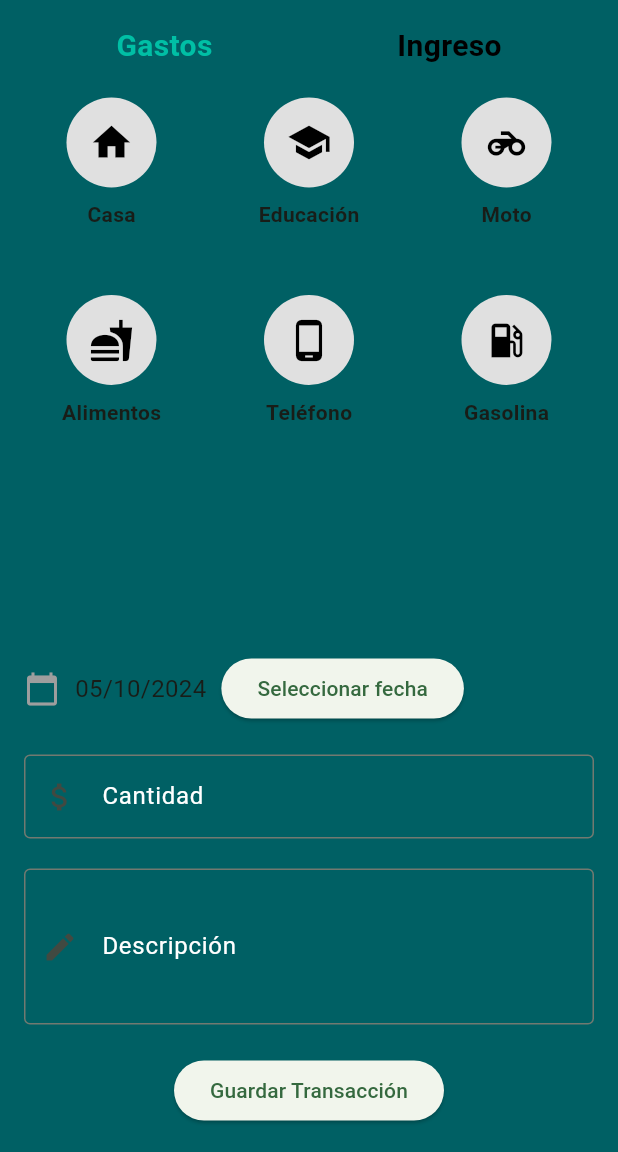
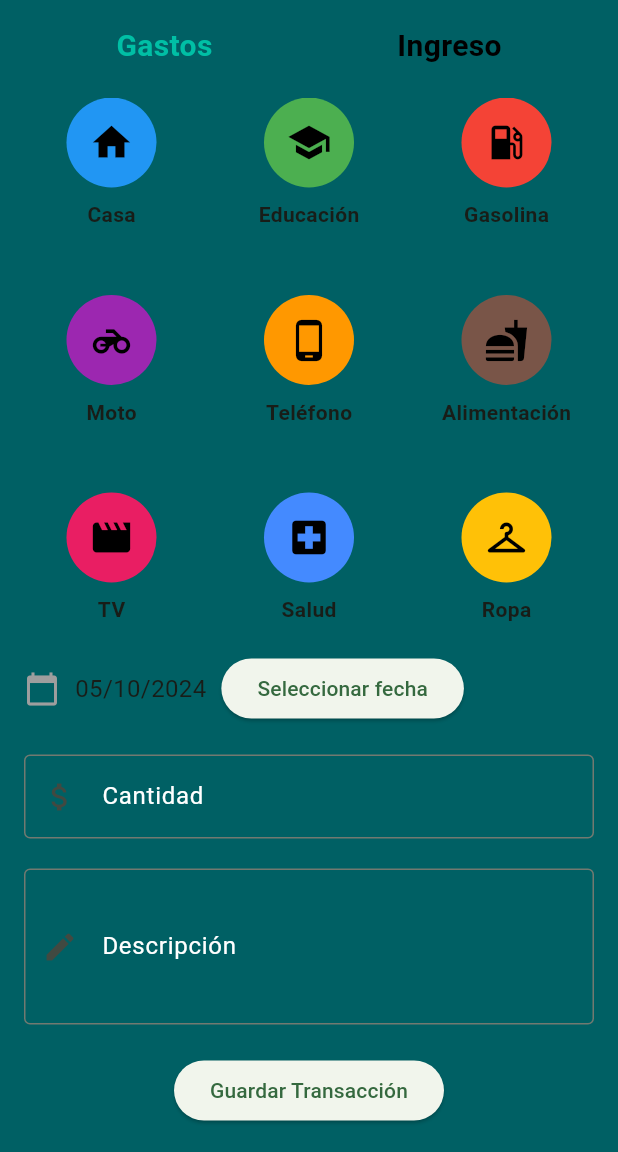
Before and after one commit to santiagocarrilloT/Byls, a Flutter app: the Transaccion screen opened by its route, on a phone screen of 412 x 824 dp, the part 84-1236 px from its top. Run offline on Flutter 3.47's test engine with Material 3 defaults, Android fonts, the phone set to English and light mode, and no system bars; our stand-ins replace flutter_colorpicker, font_awesome_flutter, go_router, supabase_flutter; accounts and stored records are empty.

Commit message:
creacion de frame y guardado en la BD de las categorias creadas por el usuario

```diff
--- a/lib/controllers/ingresos_controller.dart
+++ b/lib/controllers/ingresos_controller.dart
@@ -1,6 +1,7 @@
 import 'package:supabase_flutter/supabase_flutter.dart';
 
 class IngresosController {
+  //
   Future<void> createIngreso(String concepto, double monto) async {
     final user = Supabase.instance.client.auth.currentUser;
     final response = await Supabase.instance.client
--- /dev/null
+++ b/lib/models/categorias.dart
@@ -0,0 +1,40 @@
+import 'package:flutter/material.dart';
+
+// Clase de Categoría
+class Categoria {
+  final int id;
+  final String nombre;
+  final IconData icono;
+  final Color color;
+
+  Categoria({required this.id, required this.nombre, required this.icono, required this.color});
+}
+
+
+// Listas de categorías predefinidas para Gastos
+final List<Categoria> categoriasGasto = [
+  Categoria(id: 1, nombre: 'Casa', icono: Icons.home, color: Colors.blue),
+  Categoria(id: 2, nombre: 'Educación', icono: Icons.school, color: Colors.green),
+  Categoria(id: 3, nombre: 'Gasolina', icono: Icons.local_gas_station, color: Colors.red),
+  Categoria(id: 4, nombre: 'Moto', icono: Icons.motorcycle, color: Colors.purple),
+  Categoria(id: 5, nombre: 'Teléfono', icono: Icons.phone_android, color: Colors.orange),
+  Categoria(id: 6, nombre: 'Alimentación', icono: Icons.fastfood, color: Colors.brown),
+  Categoria(id: 7, nombre: 'TV', icono: Icons.movie, color: Colors.pink),
+  Categoria(id: 8, nombre: 'Salud', icono: Icons.local_hospital, color: Colors.blueAccent),
+  Categoria(id: 9, nombre: 'Ropa', icono: Icons.checkroom, color: Colors.amber),
+  Categoria(id: 10, nombre: 'Viajes', icono: Icons.airplanemode_active, color: Colors.lightBlue),
+  Categoria(id: 11, nombre: 'Suscripciones', icono: Icons.subscriptions, color: Colors.deepPurple),
+];
+
+// Listas de categorías predefinidas para Ingresos
+final List<Categoria> categoriasIngreso = [
+  Categoria(id: 12, nombre: 'Salario', icono: Icons.attach_money, color: Colors.teal),
+  Categoria(id: 13, nombre: 'Inversiones', icono: Icons.trending_up, color: Colors.orange),
+  Categoria(id: 14, nombre: 'Venta', icono: Icons.store, color: Colors.green),
+  Categoria(id: 15, nombre: 'Freelance', icono: Icons.work, color: Colors.indigo),
+  Categoria(id: 16, nombre: 'Regalos', icono: Icons.card_giftcard, color: Colors.redAccent),
+  Categoria(id: 17, nombre: 'Alquiler', icono: Icons.apartment, color: Colors.brown),
+  Categoria(id: 18, nombre: 'Bonificaciones', icono: Icons.star, color: Colors.yellow),
+  Categoria(id: 19, nombre: 'Intereses', icono: Icons.account_balance, color: Colors.tealAccent),
+  Categoria(id: 20, nombre: 'Dividendos', icono: Icons.paid, color: Colors.greenAccent),
+];
--- a/lib/router/routes.dart
+++ b/lib/router/routes.dart
@@ -1,4 +1,5 @@
 import 'package:byls_app/models/transacciones_model.dart';
+import 'package:byls_app/src/pages/crearCategoria.dart';
 import 'package:byls_app/src/pages/home.dart';
 import 'package:byls_app/src/pages/sigIn.dart';
 import 'package:byls_app/src/pages/signUp.dart';
@@ -110,5 +111,14 @@ class CustomRoutes {
         );
       },
     ),
+    GoRoute(
+      path: '/crearCategoria',
+      pageBuilder: (context, state) {
+        return MaterialPage(
+          key: state.pageKey,
+          child: CrearCategoriaScreen(),
+        );
+      },
+    ),
   ];
 }
--- a/lib/src/pages/app_entry.dart
+++ b/lib/src/pages/app_entry.dart
@@ -52,6 +52,7 @@ const _navBarItems = [
   BottomNavigationBarItem(
     icon: Icon(Icons.analytics_outlined),
     activeIcon: Icon(Icons.analytics),
+
     label: 'Gráficos',
   ),
   /* BottomNavigationBarItem(
--- a/lib/src/pages/home.dart
+++ b/lib/src/pages/home.dart
@@ -40,7 +40,7 @@ class _HomeState extends State<Home> {
     setState(() {
       cuentas = cuentasUsuario;
       if (cuentas.isNotEmpty) {
-        selectedCuentaId = cuentas[0].idCuenta;
+        selectedCuentaId = cuentas[3].idCuenta;
         fetchTransacciones(
             selectedCuentaId!); // Llama traer los ingresos de esa cuenta
       }
--- a/lib/src/pages/transaccion.dart
+++ b/lib/src/pages/transaccion.dart
@@ -6,6 +6,8 @@ import 'package:go_router/go_router.dart';
 import 'package:intl/intl.dart';
 import 'package:flutter/services.dart';
 import 'package:provider/provider.dart';
+import 'package:byls_app/src/pages/crearCategoria.dart';
+import 'package:byls_app/models/categorias.dart';
 
 class Transaccion extends StatefulWidget {
   const Transaccion({super.key});
@@ -14,31 +16,13 @@ class Transaccion extends StatefulWidget {
 }
 
 class _TransaccionState extends State<Transaccion> {
-  bool isGastosSelected = true; // Para alternar entre Gastos e Ingresos
-  String? selectedCategory; // Para almacenar la categoría seleccionada
-  DateTime selectedDate =
-      DateTime.now(); // Fecha seleccionada (por defecto, la actual)
-  final TextEditingController _cantidadController =
-      TextEditingController(); // Controlador para la cantidad
-  final TextEditingController _descripcionController =
-      TextEditingController(); // Controlador para la descripción
+  bool isGastosSelected = true; // Alternar entre Gastos e Ingresos
+  String? selectedCategory; // Categoría seleccionada
+  DateTime selectedDate = DateTime.now(); // Fecha seleccionada
+  final TextEditingController _cantidadController = TextEditingController();
+  final TextEditingController _descripcionController = TextEditingController();
 
-  final List<Map<String, dynamic>> gastos = [
-    {'nombre': 'Casa', 'icono': Icons.home, 'id': 1},
-    {'nombre': 'Educación', 'icono': Icons.school, 'id': 2},
-    {'nombre': 'Moto', 'icono': Icons.motorcycle, 'id': 3},
-    {'nombre': 'Alimentos', 'icono': Icons.fastfood, 'id': 4},
-    {'nombre': 'Teléfono', 'icono': Icons.phone_android, 'id': 5},
-    {'nombre': 'Gasolina', 'icono': Icons.local_gas_station, 'id': 6},
-  ];
-
-  final List<Map<String, dynamic>> ingresos = [
-    {'nombre': 'Salario', 'icono': Icons.attach_money, 'id': 7},
-    {'nombre': 'Venta', 'icono': Icons.store, 'id': 8},
-    {'nombre': 'Inversiones', 'icono': Icons.trending_up, 'id': 9},
-  ];
-
-  // Función para abrir el selector de fecha
+  //Función para seleccionar la fecha
   Future<void> _selectDate(BuildContext context) async {
     final DateTime? picked = await showDatePicker(
       context: context,
@@ -68,27 +52,24 @@ class _TransaccionState extends State<Transaccion> {
     }
 
     try {
-      final idCategoria = isGastosSelected
-          ? gastos.firstWhere((g) => g['nombre'] == selectedCategory)['id']
-          : ingresos.firstWhere((i) => i['nombre'] == selectedCategory)['id'];
-
+      final double cantidad = double.parse(_cantidadController.text);
       final tipoTransaccion = isGastosSelected ? 'Gasto' : 'Ingreso';
 
-      // Prints para depuración
-      print('Descripción: ${_descripcionController.text}');
-      print('ID Categoría: $idCategoria');
-      print('Monto: ${_cantidadController.text}');
-      print('Tipo de Transacción: $tipoTransaccion');
-      print('Fecha de Transacción: $selectedDate');
+      // Insertar la transacción en la base de datos usando AuthController
+      await authController.insertarTransaccion(
+        _descripcionController.text,
+        selectedCategory!,
+        cantidad,
+        tipoTransaccion,
+        selectedDate,
+      );
+
 
       ScaffoldMessenger.of(context).showSnackBar(
         const SnackBar(content: Text('Transacción guardada con éxito')),
       );
-
-      // Redirigir al usuario después de guardar la transacción
-      context.go("/home");
+      context.go("/app_entry");
     } catch (e) {
-      print('Error al guardar la transacción: $e'); // Print para ver el error
       ScaffoldMessenger.of(context).showSnackBar(
         SnackBar(content: Text('Error al guardar la transacción: $e')),
       );
@@ -97,8 +78,8 @@ class _TransaccionState extends State<Transaccion> {
 
   @override
   Widget build(BuildContext context) {
-    final authController = Provider.of<AuthController>(context);
-    final categories = isGastosSelected ? gastos : ingresos;
+    // Obtener las categorías según el tipo seleccionado
+    final categories = isGastosSelected ? categoriasGasto : categoriasIngreso;
 
     return Scaffold(
       appBar: AppBar(
@@ -117,7 +98,6 @@ class _TransaccionState extends State<Transaccion> {
           child: Column(
             crossAxisAlignment: CrossAxisAlignment.start,
             children: [
-              // Selector de Gastos e Ingreso
               Row(
                 mainAxisAlignment: MainAxisAlignment.spaceAround,
                 children: [
@@ -125,7 +105,7 @@ class _TransaccionState extends State<Transaccion> {
                     onTap: () {
                       setState(() {
                         isGastosSelected = true;
-                        selectedCategory = null; // Reiniciar la selección
+                        selectedCategory = null;
                       });
                     },
                     child: Text(
@@ -143,7 +123,7 @@ class _TransaccionState extends State<Transaccion> {
                     onTap: () {
                       setState(() {
                         isGastosSelected = false;
-                        selectedCategory = null; // Reiniciar la selección
+                        selectedCategory = null;
                       });
                     },
                     child: Text(
@@ -160,27 +140,56 @@ class _TransaccionState extends State<Transaccion> {
                 ],
               ),
               const SizedBox(height: 20),
-
-              // Categorías
               SizedBox(
-                height: 350, // Altura para hacer scroll a las categorias
+                height: 350,
                 child: GridView.builder(
                   scrollDirection: Axis.vertical,
                   gridDelegate: const SliverGridDelegateWithFixedCrossAxisCount(
-                    crossAxisCount: 3, // Tres columnas
+                    crossAxisCount: 3,
                     crossAxisSpacing: 15,
                     mainAxisSpacing: 15,
-                    childAspectRatio: 1, // Ajustar la proporción del ítem
+                    childAspectRatio: 1,
                   ),
-                  itemCount: categories.length,
+                  itemCount: categories.length + 1,
                   itemBuilder: (context, index) {
+                    if (index == categories.length) {
+                      return GestureDetector(
+                        onTap: () {
+                          // Al tocar, redirigir a la ventana de crear categoría
+                          context.go("/crearCategoria");
+                        },
+                        child: const Column(
+                          mainAxisSize: MainAxisSize.min,
+                          children: [
+                            CircleAvatar(
+                              radius: 30,
+                              backgroundColor: Colors.grey,
+                              child: Icon(
+                                Icons.add,
+                                color: Colors.black,
+                                size: 30,
+                              ),
+                            ),
+                            SizedBox(height: 8),
+                            Text(
+                              'Crear',
+                              style: TextStyle(
+                                fontSize: 14,
+                                fontWeight: FontWeight.w600,
+                              ),
+                            ),
+                          ],
+                        ),
+                      );
+                    }
+
                     final category = categories[index];
-                    final isSelected = category['nombre'] == selectedCategory;
+                    final isSelected = category.nombre == selectedCategory;
 
                     return GestureDetector(
                       onTap: () {
                         setState(() {
-                          selectedCategory = category['nombre'];
+                          selectedCategory = category.nombre;
                         });
                       },
                       child: Column(
@@ -189,17 +198,17 @@ class _TransaccionState extends State<Transaccion> {
                           CircleAvatar(
                             radius: 30,
                             backgroundColor: isSelected
-                                ? const Color(0xFF00BFA5)
-                                : Colors.grey[300],
+                                ? const Color.fromARGB(255, 0, 0, 0)
+                                : category.color,
                             child: Icon(
-                              category['icono'],
+                              category.icono,
                               color: isSelected ? Colors.white : Colors.black,
                               size: 30,
                             ),
                           ),
                           const SizedBox(height: 8),
                           Text(
-                            category['nombre'],
+                            category.nombre,
                             style: const TextStyle(
                               fontSize: 14,
                               fontWeight: FontWeight.w600,
@@ -212,8 +221,6 @@ class _TransaccionState extends State<Transaccion> {
                 ),
               ),
               const SizedBox(height: 20),
-
-              // Selector de fecha
               Row(
                 children: [
                   const Icon(Icons.calendar_today, color: Colors.grey),
@@ -230,15 +237,12 @@ class _TransaccionState extends State<Transaccion> {
                 ],
               ),
               const SizedBox(height: 20),
-
-              // Campo para ingresar la cantidad
               TextField(
                 style: const TextStyle(color: Colors.white),
                 controller: _cantidadController,
                 keyboardType: TextInputType.number,
                 inputFormatters: <TextInputFormatter>[
-                  FilteringTextInputFormatter
-                      .digitsOnly, // Solo números permitidos
+                  FilteringTextInputFormatter.digitsOnly,
                 ],
                 decoration: const InputDecoration(
                   labelText: 'Cantidad',
@@ -251,8 +255,6 @@ class _TransaccionState extends State<Transaccion> {
                 ),
               ),
               const SizedBox(height: 20),
-
-              // Campo para la descripción
               TextField(
                 style: const TextStyle(color: Colors.white),
                 controller: _descripcionController,
@@ -268,30 +270,9 @@ class _TransaccionState extends State<Transaccion> {
                 ),
               ),
               const SizedBox(height: 20),
-              // Botón para guardar transacción
               Center(
                 child: ElevatedButton(
-                  onPressed: () async {
-                    if (isGastosSelected) {
-                      print("Gastos seleccionado");
-                      await authController.insertarTransaccion(
-                          _descripcionController.text,
-                          selectedCategory!,
-                          double.parse(_cantidadController.text),
-                          'Gasto',
-                          selectedDate);
-                      context.go("/app_entry");
-                    } else {
-                      print("Ingreso seleccionado");
-                      await authController.insertarTransaccion(
-                          _descripcionController.text,
-                          selectedCategory!,
-                          double.parse(_cantidadController.text),
-                          'Ingreso',
-                          selectedDate);
-                      context.go("/app_entry");
-                    }
-                  },
+                  onPressed: _guardarTransaccion,
                   child: const Text('Guardar Transacción'),
                 ),
               ),
--- a/pubspec.yaml
+++ b/pubspec.yaml
@@ -31,6 +31,8 @@ dependencies:
   flutter:
     sdk: flutter
   intl: ^0.17.0
+  supabase_flutter: ^2.0.0
+  flutter_colorpicker: ^1.0.3
 
   # The following adds the Cupertino Icons font to your application.
   # Use with the CupertinoIcons class for iOS style icons.
@@ -50,7 +52,7 @@ dev_dependencies:
   # package. See that file for information about deactivating specific lint
   # rules and activating additional ones.
   flutter_lints: ^4.0.0
-  supabase_flutter: ^2.0.0
+
 
 # For information on the generic Dart part of this file, see the
 # following page: https://dart.dev/tools/pub/pubspec
```
Also changed, not shown: lib/controllers/categoriasNew_controller.dart (added, +38 -0 lines), lib/src/pages/crearCategoria.dart (added, +201 -0 lines), pubspec.lock.
